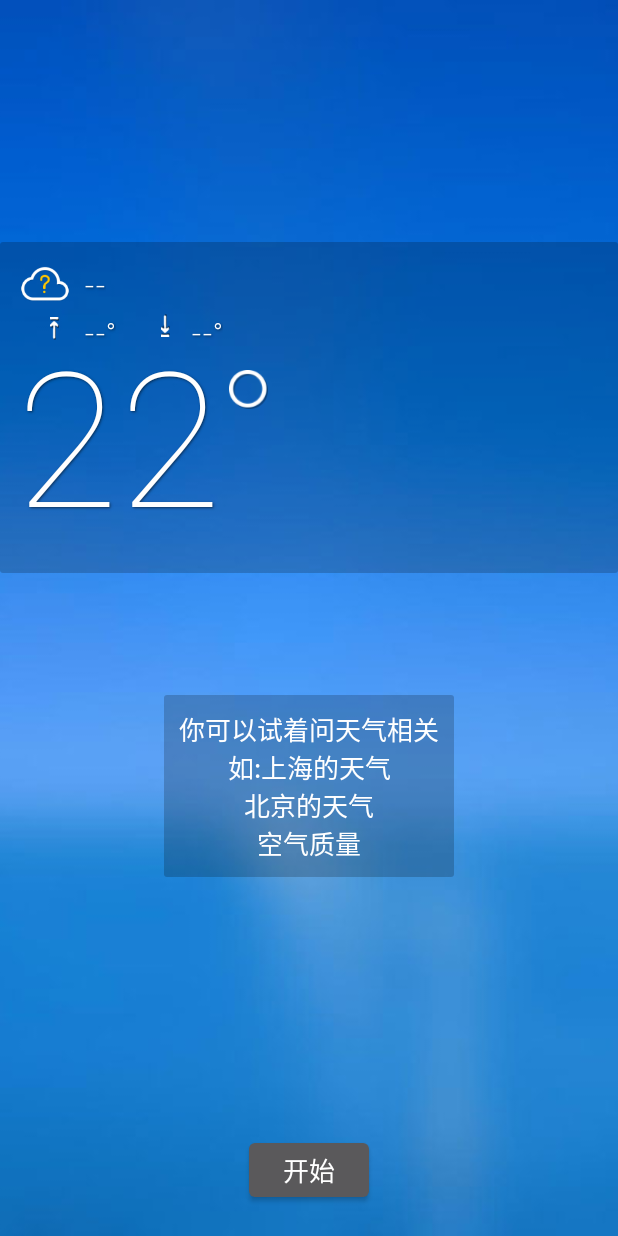
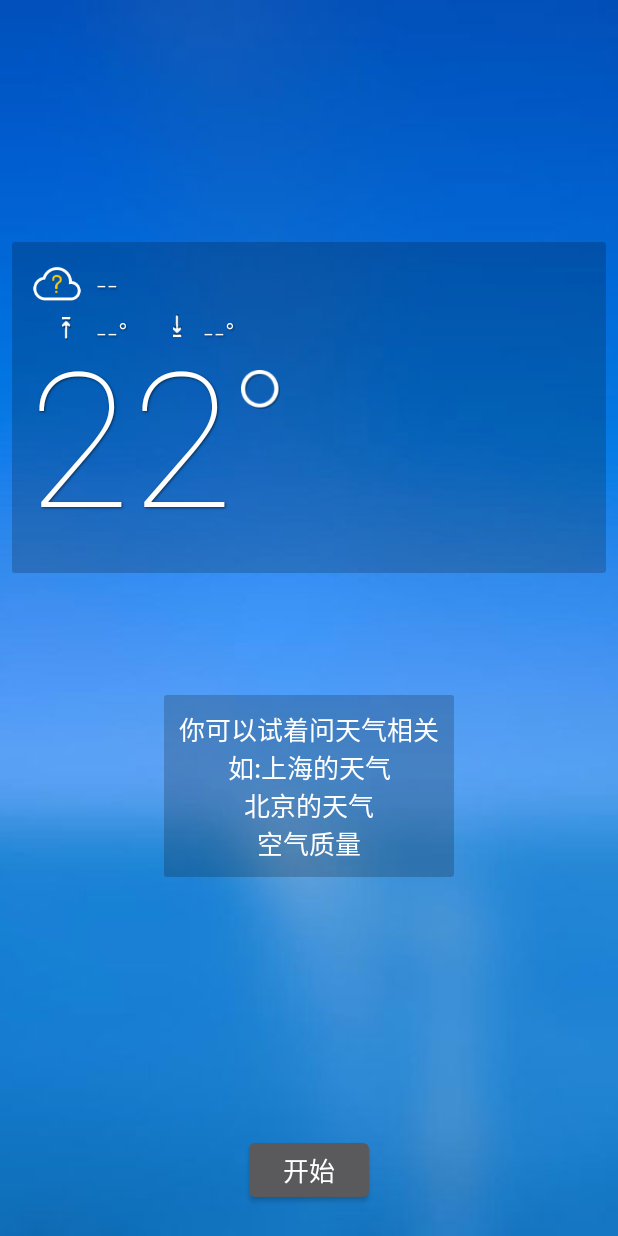
Before and after one commit to farinaZhang/open_weather, an Android app: the layout activity_weather.xml on its own in the app's theme, with its tools: preview values and no code run, on a phone screen of 412 x 824 dp. Run offline under Robolectric (Android 15) with nearby library versions, the phone set to English and light mode, and no system bars.

```diff
--- a/openweatherdemo/src/main/res/layout/activity_weather.xml
+++ b/openweatherdemo/src/main/res/layout/activity_weather.xml
@@ -37,13 +37,13 @@
                 <FrameLayout
                     android:id="@+id/current"
                     android:layout_width="wrap_content"
-                    android:layout_height="wrap_content">
+                    android:layout_height="wrap_content"
+                    android:layout_marginLeft="@dimen/margin_sm"
+                    android:layout_marginRight="@dimen/margin_sm">
                     <include
                         layout="@layout/weather_current_condition"
                         android:background="@android:color/transparent"
-                        android:paddingLeft="@dimen/margin_sm"
-                        android:paddingRight="@dimen/margin_sm" />
-
+                         />
                 </FrameLayout>
 
                 <ListView
```
Also changed, not shown: openweatherdemo/src/main/java/com/sample/weatherdemo/imain/VoiceSdkService.java (+4 -8 lines), openweatherdemo/src/main/java/com/sample/weatherdemo/imain/WeatherMainActivity.java (+19 -6 lines).
